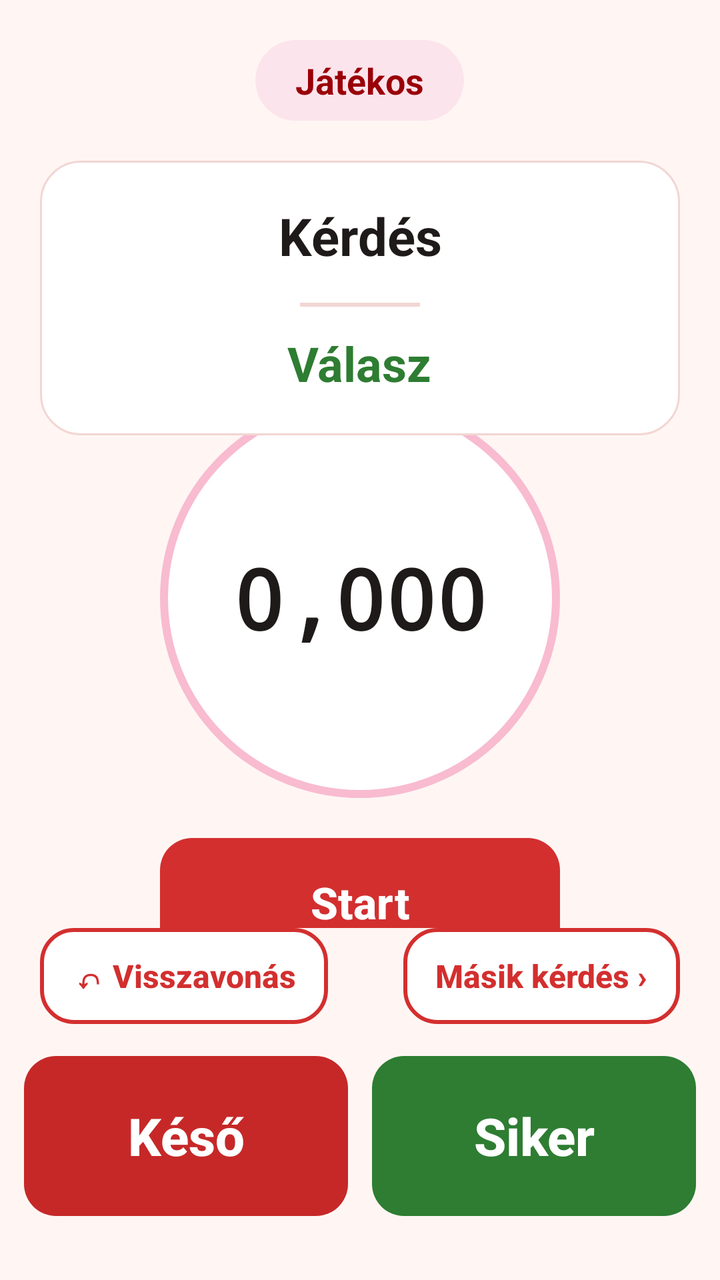
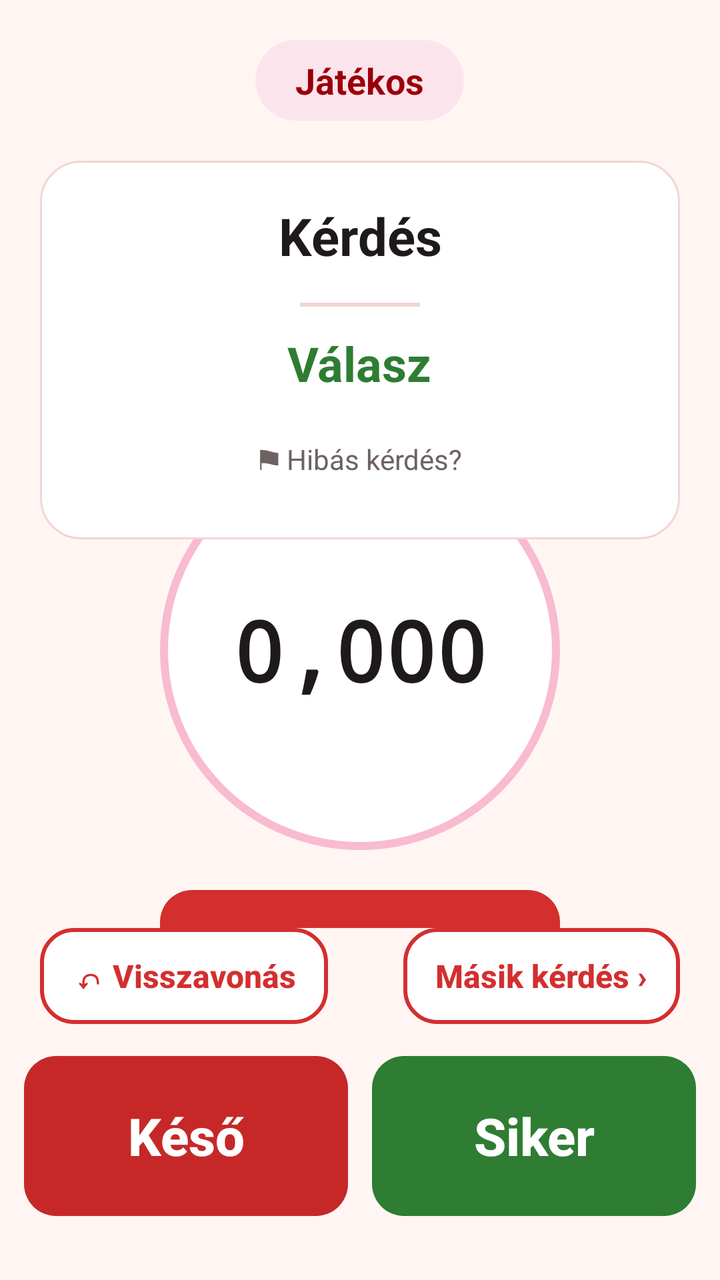

Before-and-after screenshots of an Android layout around one commit, followed by the original layout XML and the change that was made.
<!-- AndroidManifest.xml: application theme AppTheme -->
<!-- res/layout/activity_question.xml -->
<?xml version="1.0" encoding="utf-8"?>
<LinearLayout xmlns:android="http://schemas.android.com/apk/res/android"
    xmlns:tools="http://schemas.android.com/tools"
    style="@style/Screen"
    android:gravity="center_horizontal"
    android:keepScreenOn="true"
    android:paddingBottom="0dp"
    android:paddingStart="0dp"
    android:paddingEnd="0dp"
    tools:context=".QuestionActivity">

    <TextView
        android:layout_width="wrap_content"
        android:layout_height="wrap_content"
        android:id="@+id/CurrentPlayer"
        android:background="@drawable/bg_chip"
        android:paddingStart="20dp"
        android:paddingTop="8dp"
        android:paddingEnd="20dp"
        android:paddingBottom="8dp"
        android:text="Játékos"
        android:textColor="@color/colorPrimaryDark"
        android:textSize="18sp"
        android:textStyle="bold" />

    <LinearLayout
        style="@style/Card"
        android:layout_width="match_parent"
        android:layout_height="wrap_content"
        android:id="@+id/QuestionCard"
        android:layout_marginStart="20dp"
        android:layout_marginTop="20dp"
        android:layout_marginEnd="20dp"
        android:gravity="center_horizontal"
        android:orientation="vertical">

        <TextView
            android:layout_width="wrap_content"
            android:layout_height="wrap_content"
            android:id="@+id/Question"
            android:gravity="center"
            android:text="Kérdés"
            android:textColor="@color/textPrimary"
            android:textSize="26sp"
            android:textStyle="bold" />

        <View
            android:layout_width="60dp"
            android:layout_height="2dp"
            android:layout_marginTop="16dp"
            android:layout_marginBottom="12dp"
            android:background="@color/outline" />

        <TextView
            android:layout_width="wrap_content"
            android:layout_height="wrap_content"
            android:id="@+id/Answer"
            android:gravity="center"
            android:text="Válasz"
            android:textColor="@color/success"
            android:textSize="24sp"
            android:textStyle="bold" />
    </LinearLayout>

    
    <LinearLayout
        android:layout_width="match_parent"
        android:layout_height="0dp"
        android:layout_weight="1"
        android:id="@+id/TimerArea"
        android:gravity="center"
        android:orientation="vertical">

        <TextView
            android:layout_width="200dp"
            android:layout_height="200dp"
            android:id="@+id/Timer"
            android:background="@drawable/bg_timer"
            android:fontFamily="monospace"
            android:gravity="center"
            android:text="0,000"
            android:textColor="@color/textPrimary"
            android:textSize="42sp"
            android:textStyle="bold" />

        <Button
            style="@style/ButtonPrimary"
            android:id="@+id/ButtonStartStop"
            android:layout_width="200dp"
            android:layout_marginTop="20dp"
            android:text="Start" />
    </LinearLayout>

    <LinearLayout
        android:layout_width="match_parent"
        android:layout_height="0dp"
        android:layout_weight="1"
        android:id="@+id/RoundArea"
        android:paddingStart="20dp"
        android:paddingTop="20dp"
        android:paddingEnd="20dp"
        android:paddingBottom="12dp"
        android:gravity="center_horizontal"
        android:orientation="vertical"
        android:visibility="gone">

        <TextView
            android:layout_width="wrap_content"
            android:layout_height="wrap_content"
            android:id="@+id/RoundTitle"
            android:gravity="center"
            android:textColor="@color/textPrimary"
            android:textSize="26sp"
            android:textStyle="bold" />

        <ScrollView
            android:layout_width="match_parent"
            android:layout_height="0dp"
            android:layout_weight="1"
            android:layout_marginTop="12dp">

            <TextView
                android:layout_width="match_parent"
                android:layout_height="wrap_content"
                android:id="@+id/RoundStandings"
                android:gravity="center_horizontal"
                android:lineSpacingExtra="6dp"
                android:textColor="@color/textPrimary"
                android:textSize="20sp" />
        </ScrollView>

        <Button
            style="@style/ButtonPrimary"
            android:id="@+id/ButtonNextRound"
            android:layout_width="200dp"
            android:layout_marginTop="12dp"
            android:text="Tovább" />
    </LinearLayout>

    
    <LinearLayout
        android:layout_width="match_parent"
        android:layout_height="wrap_content"
        android:id="@+id/AnswerButtons"
        android:orientation="vertical">

        <LinearLayout
            android:layout_width="match_parent"
            android:layout_height="wrap_content"
            android:layout_marginStart="20dp"
            android:layout_marginEnd="20dp"
            android:layout_marginBottom="16dp"
            android:orientation="horizontal">

            <Button
                style="@style/ButtonSmall"
                android:id="@+id/ButtonUndo"
                android:text="↶ Visszavonás" />

            <Space
                android:layout_width="0dp"
                android:layout_height="0dp"
                android:layout_weight="1" />

            <Button
                style="@style/ButtonSmall"
                android:id="@+id/ButtonSkip"
                android:text="Másik kérdés ›" />
        </LinearLayout>

        <LinearLayout
            android:layout_width="match_parent"
            android:layout_height="wrap_content"
            android:paddingStart="12dp"
            android:paddingEnd="12dp"
            android:paddingBottom="12dp"
            android:orientation="horizontal">

            <Button
                style="@style/ButtonDanger"
                android:id="@+id/ButtonNotOk"
                android:layout_width="0dp"
                android:layout_weight="1"
                android:layout_marginEnd="6dp"
                android:text="Késő" />

            <Button
                style="@style/ButtonSuccess"
                android:id="@+id/ButtonOk"
                android:layout_width="0dp"
                android:layout_weight="1"
                android:layout_marginStart="6dp"
                android:text="Siker" />
        </LinearLayout>
    </LinearLayout>

</LinearLayout>
<!-- resources referenced by this layout -->
<resources>
  <color name="colorPrimaryDark">#9A0007</color>
  <color name="outline">#F2D6D3</color>
  <color name="success">#2E7D32</color>
  <color name="textPrimary">#1F1A1A</color>
  <!-- drawable bg_chip (drawable) -->
  <?xml version="1.0" encoding="utf-8"?>
  <shape xmlns:android="http://schemas.android.com/apk/res/android" android:shape="rectangle">
      <corners android:radius="100dp" />
      <solid android:color="@color/pinkLight" />
  </shape>
  <!-- drawable bg_timer (drawable) -->
  <?xml version="1.0" encoding="utf-8"?>
  <shape xmlns:android="http://schemas.android.com/apk/res/android" android:shape="oval">
      <solid android:color="@color/surface" />
      <stroke android:width="4dp" android:color="@color/pink" />
  </shape>
  <style name="ButtonDanger" parent="ButtonSuccess">
          <item name="android:background">@drawable/btn_danger</item>
      </style>
  <style name="ButtonPrimary" parent="ButtonBase">
          <item name="android:background">@drawable/btn_primary</item>
          <item name="android:textColor">@color/surface</item>
      </style>
  <style name="ButtonSmall" parent="ButtonSecondary">
          <item name="android:layout_width">wrap_content</item>
          <item name="android:layout_height">48dp</item>
          <item name="android:textSize">16sp</item>
          <item name="android:paddingStart">16dp</item>
          <item name="android:paddingEnd">16dp</item>
      </style>
  <style name="ButtonSuccess" parent="ButtonBase">
          <item name="android:background">@drawable/btn_success</item>
          <item name="android:textColor">@color/surface</item>
          <item name="android:layout_height">80dp</item>
          <item name="android:textSize">26sp</item>
      </style>
  <style name="Card">
          <item name="android:background">@drawable/bg_card</item>
          <item name="android:padding">20dp</item>
      </style>
  <style name="Screen">
          <item name="android:layout_width">match_parent</item>
          <item name="android:layout_height">match_parent</item>
          <item name="android:orientation">vertical</item>
          <item name="android:padding">20dp</item>
          <item name="android:background">@color/background</item>
      </style>
  <style name="AppTheme" parent="Theme.AppCompat.Light.NoActionBar">
          <item name="colorPrimary">@color/colorPrimary</item>
          <item name="colorPrimaryDark">@color/colorPrimaryDark</item>
          <item name="colorAccent">@color/colorAccent</item>
          <item name="android:windowBackground">@color/background</item>
          <item name="android:textColorPrimary">@color/textPrimary</item>
          <item name="android:textColorSecondary">@color/textSecondary</item>
      </style>
  <color name="pinkLight">#FCE4EC</color>
  <color name="surface">#FFFFFF</color>
  <color name="pink">#F8BBD0</color>
  <style name="ButtonSecondary" parent="ButtonBase">
          <item name="android:background">@drawable/btn_secondary</item>
          <item name="android:textColor">@color/text_secondary_button</item>
      </style>
  <!-- drawable bg_card (drawable) -->
  <?xml version="1.0" encoding="utf-8"?>
  <shape xmlns:android="http://schemas.android.com/apk/res/android" android:shape="rectangle">
      <corners android:radius="20dp" />
      <solid android:color="@color/surface" />
      <stroke android:width="1dp" android:color="@color/outline" />
  </shape>
  <color name="background">#FFF6F4</color>
  <color name="colorPrimary">#D32F2F</color>
  <color name="colorAccent">#D32F2F</color>
  <color name="textSecondary">#6E6262</color>
  <color name="disabled">#E0D6D5</color>
  <color name="dangerDark">#8E0000</color>
  <color name="danger">#C62828</color>
  <color name="successDark">#1B5E20</color>
  <!-- unchanged entries left out for length: 5 -->
</resources>

<!-- the commit's change to res/layout/activity_question.xml (unified diff, before → after) -->
@@ -60,6 +60,20 @@
             android:textColor="@color/success"
             android:textSize="24sp"
             android:textStyle="bold" />
+
+        
+        <TextView
+            android:layout_width="wrap_content"
+            android:layout_height="wrap_content"
+            android:id="@+id/FlagQuestion"
+            android:layout_marginTop="12dp"
+            android:minHeight="40dp"
+            android:gravity="center"
+            android:paddingStart="12dp"
+            android:paddingEnd="12dp"
+            android:text="⚑ Hibás kérdés?"
+            android:textColor="@color/textSecondary"
+            android:textSize="14sp" />
     </LinearLayout>
 
     
@@ -89,6 +103,15 @@
             android:layout_width="200dp"
             android:layout_marginTop="20dp"
             android:text="Start" />
+
+        
+        <Button
+            style="@style/ButtonSecondary"
+            android:id="@+id/ButtonRepeat"
+            android:layout_width="200dp"
+            android:layout_marginTop="20dp"
+            android:text="↻ Újra"
+            android:visibility="gone" />
     </LinearLayout>
 
     <LinearLayout
